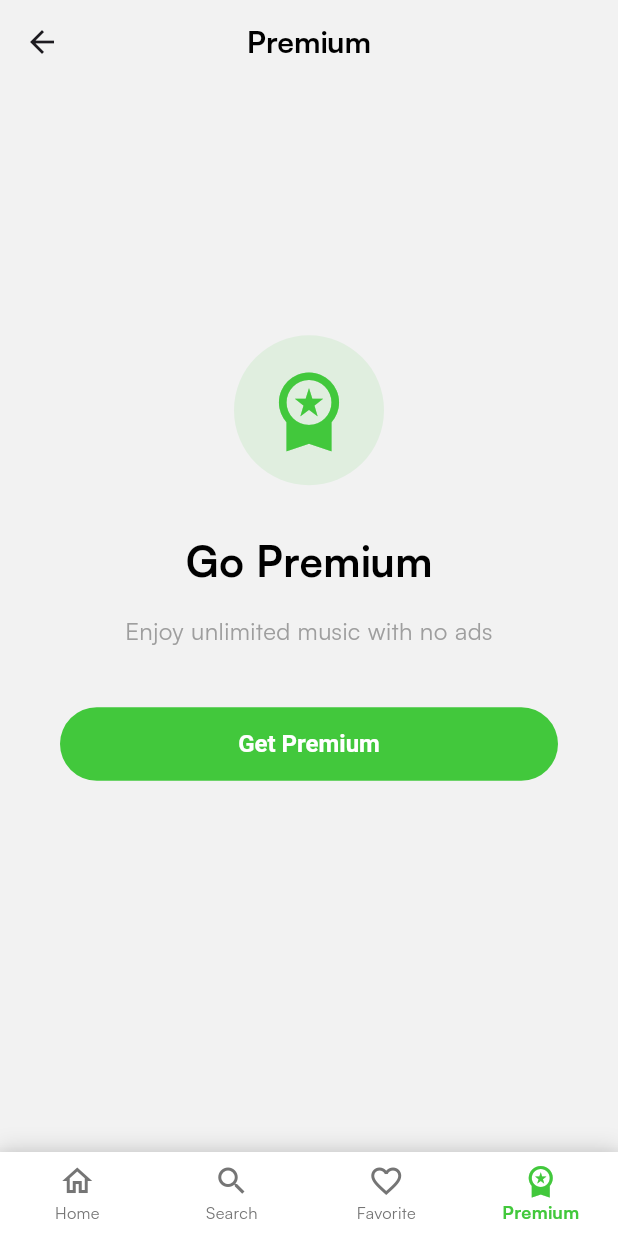
After one commit to huyne465/sporify, a Flutter app: the MainNavigationPage screen opened directly, item 4 of the bottom bar chosen, on a phone screen of 412 x 824 dp. The commit adds this screen. Run offline on Flutter 3.47's test engine with Material 3 defaults, Android fonts, the phone set to English and light mode, and no system bars; our stand-ins replace cloud_firestore, dartz, firebase_auth, firebase_core, flutter_bloc, flutter_svg and 3 more; accounts and stored records are empty.

Commit message:
feat: Add bottom navigation bar with 4 main sections
- Create MainNavigationPage with bottom navigation (Home, Search, Favorite, Premium)
- Add placeholder pages for Search, Favorite, and Premium sections
- Update authentication flow to navigate to MainNavigationPage instead of HomePage
- Maintain MiniPlayer across all navigation pages
- Implement proper tab switching with state management
- Add responsive design and dark mode support for navigation bar
- Update signup and signin pages to redirect to main navigation
- Remove redundant mini player from song player page
- Add proper styling and icons for navigation items

Files modified:
- lib/presentation/root/pages/main_navigation.dart (new)
- lib/presentation/root/pages/search.dart (new)
- lib/presentation/root/pages/favorite.dart (new)
- lib/presentation/root/pages/premium.dart (new)
- lib/presentation/auth/pages/signup.dart
- lib/presentation/auth/pages/signin.dart
- lib/presentation/song_player/pages/song_player.dart
- lib/main.dart

This creates a proper app navigation structure with persistent bottom navigation
and maintains the mini player functionality across all pages.

```diff
--- a/lib/main.dart
+++ b/lib/main.dart
@@ -57,9 +57,6 @@ class AppWithMiniPlayer extends StatelessWidget {
 
   @override
   Widget build(BuildContext context) {
-    return Scaffold(
-      body: const SplashPage(),
-      bottomNavigationBar: const MiniPlayer(),
-    );
+    return const SplashPage(); // Remove the scaffold wrapper, let splash handle navigation
   }
 }
--- a/lib/presentation/auth/pages/signin.dart
+++ b/lib/presentation/auth/pages/signin.dart
@@ -10,7 +10,7 @@ import 'package:sporify/core/configs/themes/app_colors.dart';
 import 'package:sporify/data/models/auth/signin_user_request.dart';
 import 'package:sporify/domain/usecases/auth/signin.dart';
 import 'package:sporify/presentation/auth/pages/signup.dart';
-import 'package:sporify/presentation/root/pages/home.dart';
+import 'package:sporify/presentation/root/pages/main_navigation.dart';
 import 'package:sporify/service_locator.dart';
 
 class SignInPage extends StatelessWidget {
@@ -60,7 +60,8 @@ class SignInPage extends StatelessWidget {
                       Navigator.pushAndRemoveUntil(
                         context,
                         MaterialPageRoute(
-                          builder: (BuildContext context) => const HomePage(),
+                          builder: (BuildContext context) =>
+                              const MainNavigationPage(),
                         ),
                         (route) => false,
                       );
--- a/lib/presentation/auth/pages/signup.dart
+++ b/lib/presentation/auth/pages/signup.dart
@@ -10,7 +10,7 @@ import 'package:sporify/core/configs/themes/app_colors.dart';
 import 'package:sporify/data/models/auth/create_user_request.dart';
 import 'package:sporify/domain/usecases/auth/signup.dart';
 import 'package:sporify/presentation/auth/pages/signin.dart';
-import 'package:sporify/presentation/root/pages/home.dart';
+import 'package:sporify/presentation/root/pages/main_navigation.dart';
 import 'package:sporify/service_locator.dart';
 
 class SignupPage extends StatelessWidget {
@@ -62,7 +62,8 @@ class SignupPage extends StatelessWidget {
                       Navigator.pushAndRemoveUntil(
                         context,
                         MaterialPageRoute(
-                          builder: (BuildContext context) => const HomePage(),
+                          builder: (BuildContext context) =>
+                              const MainNavigationPage(),
                         ),
                         (route) => false,
                       );
--- /dev/null
+++ b/lib/presentation/root/pages/main_navigation.dart
@@ -0,0 +1,87 @@
+import 'package:flutter/material.dart';
+import 'package:sporify/common/helpers/is_dark.dart';
+import 'package:sporify/core/configs/themes/app_colors.dart';
+import 'package:sporify/presentation/root/pages/home.dart';
+import 'package:sporify/presentation/root/pages/search.dart';
+import 'package:sporify/presentation/root/pages/favorite.dart';
+import 'package:sporify/presentation/root/pages/premium.dart';
+
+class MainNavigationPage extends StatefulWidget {
+  const MainNavigationPage({super.key});
+
+  @override
+  State<MainNavigationPage> createState() => _MainNavigationPageState();
+}
+
+class _MainNavigationPageState extends State<MainNavigationPage> {
+  int _currentIndex = 0;
+
+  final List<Widget> _pages = [
+    const HomePage(),
+    const SearchPage(),
+    const FavoritePage(),
+    const PremiumPage(),
+  ];
+
+  @override
+  Widget build(BuildContext context) {
+    return Scaffold(
+      body: _pages[_currentIndex],
+      bottomNavigationBar: Container(
+        decoration: BoxDecoration(
+          boxShadow: [
+            BoxShadow(
+              color: Colors.black.withOpacity(0.1),
+              blurRadius: 10,
+              offset: const Offset(0, -5),
+            ),
+          ],
+        ),
+        child: BottomNavigationBar(
+          currentIndex: _currentIndex,
+          onTap: (index) {
+            setState(() {
+              _currentIndex = index;
+            });
+          },
+          type: BottomNavigationBarType.fixed,
+          backgroundColor: context.isDarkMode ? Colors.black : Colors.white,
+          selectedItemColor: AppColors.primary,
+          unselectedItemColor: context.isDarkMode
+              ? Colors.grey
+              : Colors.grey.shade600,
+          selectedLabelStyle: const TextStyle(
+            fontWeight: FontWeight.w600,
+            fontSize: 12,
+          ),
+          unselectedLabelStyle: const TextStyle(
+            fontWeight: FontWeight.w400,
+            fontSize: 11,
+          ),
+          items: [
+            BottomNavigationBarItem(
+              icon: Icon(Icons.home_outlined),
+              activeIcon: Icon(Icons.home),
+              label: 'Home',
+            ),
+            BottomNavigationBarItem(
+              icon: Icon(Icons.search_outlined),
+              activeIcon: Icon(Icons.search),
+              label: 'Search',
+            ),
+            BottomNavigationBarItem(
+              icon: Icon(Icons.favorite_outline),
+              activeIcon: Icon(Icons.favorite),
+              label: 'Favorite',
+            ),
+            BottomNavigationBarItem(
+              icon: Icon(Icons.workspace_premium_outlined),
+              activeIcon: Icon(Icons.workspace_premium),
+              label: 'Premium',
+            ),
+          ],
+        ),
+      ),
+    );
+  }
+}
--- /dev/null
+++ b/lib/presentation/root/pages/premium.dart
@@ -0,0 +1,98 @@
+import 'package:flutter/material.dart';
+import 'package:sporify/common/helpers/is_dark.dart';
+import 'package:sporify/common/widgets/app_bar/app_bar.dart';
+import 'package:sporify/core/configs/themes/app_colors.dart';
+import 'package:sporify/presentation/music_player/widgets/mini_player.dart';
+
+class PremiumPage extends StatelessWidget {
+  const PremiumPage({super.key});
+
+  @override
+  Widget build(BuildContext context) {
+    return Scaffold(
+      appBar: BasicAppBar(
+        hideback: true,
+        title: Text(
+          'Premium',
+          style: TextStyle(
+            fontWeight: FontWeight.bold,
+            fontSize: 20,
+            color: context.isDarkMode ? Colors.white : Colors.black,
+          ),
+        ),
+      ),
+      body: SafeArea(
+        child: Column(
+          children: [
+            Expanded(
+              child: Center(
+                child: Column(
+                  mainAxisAlignment: MainAxisAlignment.center,
+                  children: [
+                    Container(
+                      padding: const EdgeInsets.all(20),
+                      decoration: BoxDecoration(
+                        color: AppColors.primary.withOpacity(0.1),
+                        shape: BoxShape.circle,
+                      ),
+                      child: Icon(
+                        Icons.workspace_premium,
+                        size: 60,
+                        color: AppColors.primary,
+                      ),
+                    ),
+                    const SizedBox(height: 30),
+                    Text(
+                      'Go Premium',
+                      style: TextStyle(
+                        fontSize: 28,
+                        fontWeight: FontWeight.bold,
+                        color: context.isDarkMode ? Colors.white : Colors.black,
+                      ),
+                    ),
+                    const SizedBox(height: 15),
+                    Text(
+                      'Enjoy unlimited music with no ads',
+                      style: TextStyle(
+                        fontSize: 16,
+                        color: context.isDarkMode
+                            ? Colors.white70
+                            : Colors.grey,
+                      ),
+                      textAlign: TextAlign.center,
+                    ),
+                    const SizedBox(height: 40),
+                    Container(
+                      margin: const EdgeInsets.symmetric(horizontal: 40),
+                      width: double.infinity,
+                      child: ElevatedButton(
+                        onPressed: () {},
+                        style: ElevatedButton.styleFrom(
+                          backgroundColor: AppColors.primary,
+                          padding: const EdgeInsets.symmetric(vertical: 15),
+                          shape: RoundedRectangleBorder(
+                            borderRadius: BorderRadius.circular(30),
+                          ),
+                        ),
+                        child: const Text(
+                          'Get Premium',
+                          style: TextStyle(
+                            color: Colors.white,
+                            fontSize: 16,
+                            fontWeight: FontWeight.bold,
+                          ),
+                        ),
+                      ),
+                    ),
+                  ],
+                ),
+              ),
+            ),
+            const SizedBox(height: 80), // Space for mini player
+          ],
+        ),
+      ),
+      bottomNavigationBar: const MiniPlayer(),
+    );
+  }
+}
--- a/lib/presentation/song_player/pages/song_player.dart
+++ b/lib/presentation/song_player/pages/song_player.dart
@@ -66,7 +66,9 @@ class _SongPlayerPageState extends State<SongPlayerPage> {
                 _songDetail(context),
                 _buildPlayerControls(),
                 if (_showLyrics) _buildLyricsSection(),
-                const SizedBox(height: 80), // Space for mini player
+                const SizedBox(
+                  height: 20,
+                ), // Reduced space since no mini player
               ],
             ),
           ),
```
Also changed, not shown: lib/presentation/root/pages/favorite.dart (added, +66 -0 lines), lib/presentation/root/pages/search.dart (added, +66 -0 lines).
